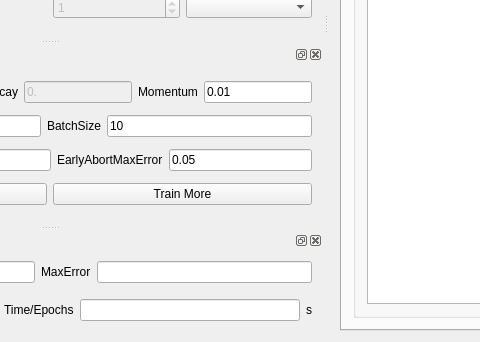
This is src/test_regression_qt/mainwindow.ui in edeforas/BeeDNN as Qt 5 draws it before an edit; both pictures show x 223 to 703 and y 315 to 657 of the 1017 by 657 pixel window. The edited form follows.
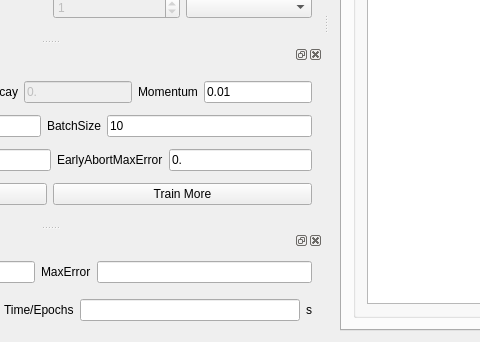
This is the edited form.

Diff of the .ui file:
```diff
--- a/src/test_regression_qt/mainwindow.ui
+++ b/src/test_regression_qt/mainwindow.ui
@@ -472,7 +472,7 @@
        <item>
         <widget class="QLineEdit" name="leEarlyAbortMaxError">
          <property name="text">
-          <string>0.05</string>
+          <string>0.</string>
          </property>
         </widget>
        </item>
```
